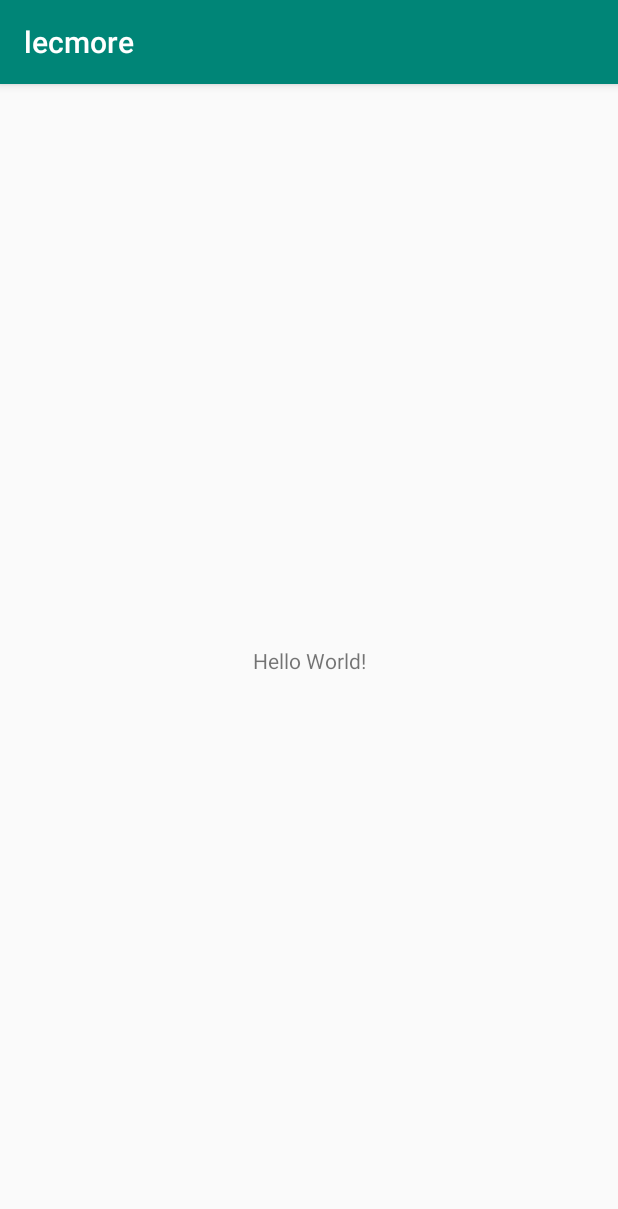
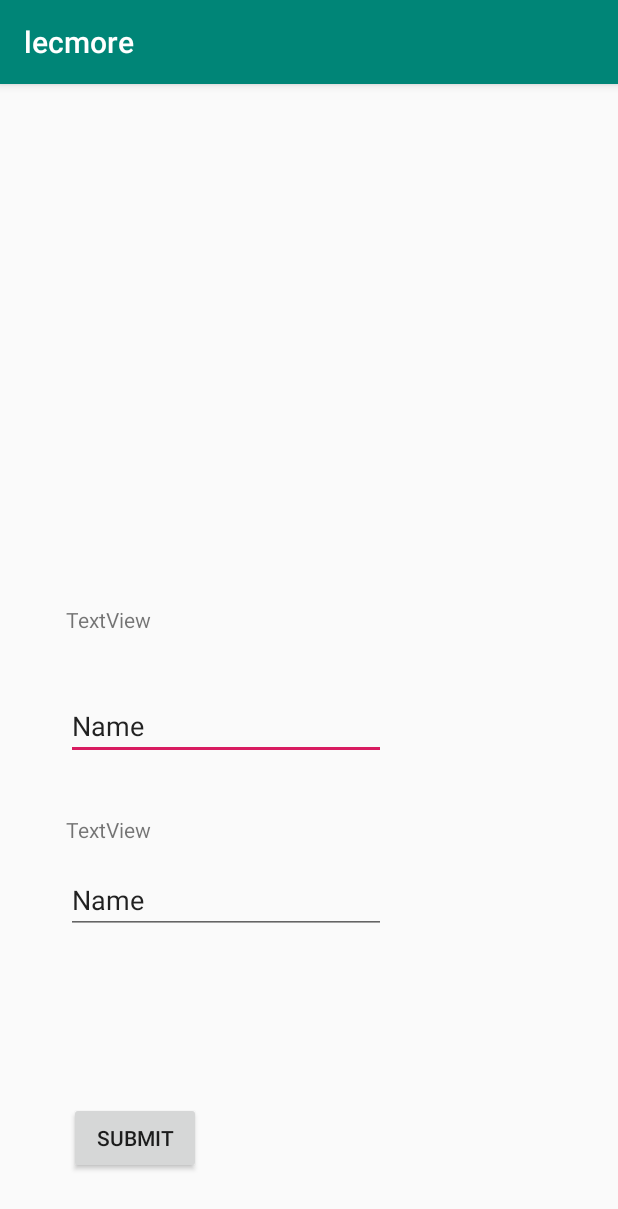
Before and after one commit to Jonkunl/lecfq, an Android app: the screen it shows after launch (MainActivity), on a phone screen of 412 x 824 dp. Shown: the top 1209 px of the screen. Run offline under Robolectric (Android 15) with nearby library versions, the phone set to English and light mode, and no system bars; our stand-ins replace Firebase (no records; nobody signed in at launch, a user with empty details on screens opened directly); 1 statement that could not run was skipped.

Commit message:
no message

```diff
--- a/app/build.gradle
+++ b/app/build.gradle
@@ -27,6 +27,9 @@ dependencies {
     testImplementation 'junit:junit:4.12'
     androidTestImplementation 'androidx.test:runner:1.1.1'
     androidTestImplementation 'androidx.test.espresso:espresso-core:3.1.1'
+    implementation 'com.google.firebase:firebase-core:17.0.0'
+    implementation 'com.google.firebase:firebase-database:18.0.0'
+    implementation 'com.google.android.material:material:1.0.0'
 }
 
 apply plugin: 'com.google.gms.google-services'
--- a/app/src/main/java/com/unimelb/lecmore/MainActivity.java
+++ b/app/src/main/java/com/unimelb/lecmore/MainActivity.java
@@ -3,12 +3,79 @@ package com.unimelb.lecmore;
 import androidx.appcompat.app.AppCompatActivity;
 
 import android.os.Bundle;
+import android.provider.ContactsContract;
+import android.util.Log;
+import android.view.View;
+import android.widget.Button;
+import android.widget.EditText;
+import android.widget.TextView;
 
-public class MainActivity extends AppCompatActivity {
+import com.google.firebase.database.DataSnapshot;
+import com.google.firebase.database.DatabaseError;
+import com.google.firebase.database.DatabaseReference;
+import com.google.firebase.database.FirebaseDatabase;
+import com.google.firebase.database.ValueEventListener;
 
+import java.util.ArrayList;
+import java.util.List;
+
+public class MainActivity extends AppCompatActivity
+        implements View.OnClickListener{
+        private Button mButton;
+        private ArrayList<Question> questions;
+        private String quest1;
+        private String quest2;
+    private DatabaseReference database;
     @Override
     protected void onCreate(Bundle savedInstanceState) {
         super.onCreate(savedInstanceState);
         setContentView(R.layout.activity_main);
+        FirebaseDatabase.getInstance().setPersistenceEnabled(true);
+        database = FirebaseDatabase.getInstance().getReference();
+        database.child("unimelb-mobile-51").child("comp1").child("lec1").addValueEventListener(new ValueEventListener() {
+            public void onDataChange(DataSnapshot dataSnapshot) {
+                questions = new ArrayList<Question>();
+                for (DataSnapshot noteDataSnapshot : dataSnapshot.getChildren()) {
+                    Question question = noteDataSnapshot.getValue(Question.class);
+                    questions.add(question);
+
+                }
+
+            }
+            public void onCancelled(DatabaseError error){
+
+            }
+        });
+        if(questions.size()>0) {
+            String question1 = questions.get(0).getQuestion();
+            String question2 = questions.get(1).getQuestion();
+        }
+        /*
+        TextView view1 = (TextView)findViewById(R.id.textView3);
+        TextView view2 = (TextView)findViewById(R.id.textView4);
+        view1.setText(question1);
+        view2.setText(question2);
+
+         */
+        mButton = findViewById(R.id.submitB);
+        mButton.setOnClickListener(this);
+
+    }
+    public void submit(View view){
+
+    }
+    @Override
+    public void onClick(View view)
+    {
+        switch (view.getId()) {
+            case R.id.submitB:
+                EditText text = (EditText)findViewById(R.id.answer1);
+                String answer1 = text.getText().toString();
+                EditText text2 = (EditText)findViewById(R.id.answer2);
+                String answer2 = text2.getText().toString();
+                database.child("comp1").child("lec1").child("question1").child("answer").setValue(answer1);
+                database.child("comp1").child("lec1").child("question2").child("answer").setValue(answer2);
+
+        }
     }
 }
--- /dev/null
+++ b/app/src/main/java/com/unimelb/lecmore/Question.java
@@ -0,0 +1,19 @@
+package com.unimelb.lecmore;
+
+public class Question {
+    public String question;
+    public String answer;
+
+    public Question(){
+
+    }
+    public Question(String question,String answer){
+        this.question = question;
+        this.answer = answer;
+    }
+    public String getQuestion(){return question;}
+    public void setAnswer(String answer){
+        this.answer = answer;
+    }
+
+}
--- a/app/src/main/res/layout/activity_main.xml
+++ b/app/src/main/res/layout/activity_main.xml
@@ -6,13 +6,57 @@
     android:layout_height="match_parent"
     tools:context=".MainActivity">
 
-    <TextView
+    <Button
+        android:id="@+id/submitB"
         android:layout_width="wrap_content"
         android:layout_height="wrap_content"
-        android:text="Hello World!"
+        android:layout_marginStart="46dp"
+        android:layout_marginBottom="41dp"
+        android:onClick="submit"
+        android:text="Submit"
         app:layout_constraintBottom_toBottomOf="parent"
-        app:layout_constraintLeft_toLeftOf="parent"
-        app:layout_constraintRight_toRightOf="parent"
-        app:layout_constraintTop_toTopOf="parent" />
+        app:layout_constraintStart_toStartOf="parent" />
+
+    <EditText
+        android:id="@+id/answer1"
+        android:layout_width="wrap_content"
+        android:layout_height="wrap_content"
+        android:layout_marginStart="44dp"
+        android:layout_marginBottom="228dp"
+        android:ems="10"
+        android:inputType="textPersonName"
+        android:text="Name"
+        app:layout_constraintBottom_toTopOf="@+id/submitB"
+        app:layout_constraintStart_toStartOf="parent" />
+
+    <EditText
+        android:id="@+id/answer2"
+        android:layout_width="wrap_content"
+        android:layout_height="wrap_content"
+        android:layout_marginStart="44dp"
+        android:layout_marginBottom="112dp"
+        android:ems="10"
+        android:inputType="textPersonName"
+        android:text="Name"
+        app:layout_constraintBottom_toTopOf="@+id/submitB"
+        app:layout_constraintStart_toStartOf="parent" />
+
+    <TextView
+        android:id="@+id/textView4"
+        android:layout_width="wrap_content"
+        android:layout_height="wrap_content"
+        android:layout_marginBottom="172dp"
+        android:text="TextView"
+        app:layout_constraintBottom_toTopOf="@+id/submitB"
+        app:layout_constraintStart_toStartOf="@+id/answer2" />
+
+    <TextView
+        android:id="@+id/textView3"
+        android:layout_width="wrap_content"
+        android:layout_height="wrap_content"
+        android:layout_marginBottom="312dp"
+        android:text="TextView"
+        app:layout_constraintBottom_toTopOf="@+id/submitB"
+        app:layout_constraintStart_toStartOf="@+id/answer1" />
 
 </androidx.constraintlayout.widget.ConstraintLayout>
```
Also changed, not shown: 2 other files.
